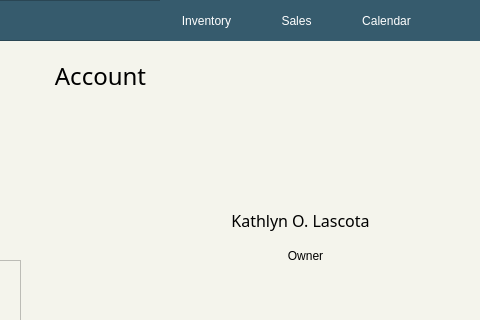
First picture: the form in account.ui, repository ongchangco/Economystique2, before the edit; both pictures show x 320 to 800 and y 0 to 320 of the 800 by 600 pixel window.
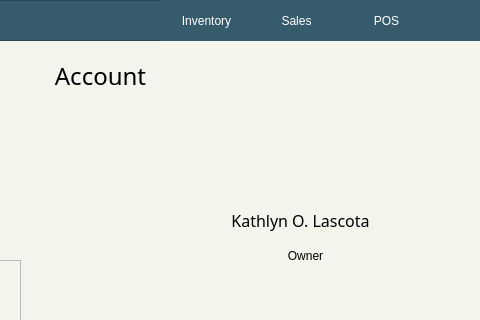
Second picture: the form after the edit. Icons and pictures are not drawn.

Commit message: changed calendar button into POS

What changed in the file:
```diff
--- a/account.ui
+++ b/account.ui
@@ -346,7 +346,7 @@
 </string>
     </property>
     <property name="text">
-     <string>Calendar</string>
+     <string>POS</string>
     </property>
    </widget>
    <widget class="QPushButton" name="btnAccount">
```
Left out of the diff: 2 changed lines with no effect on the pictures. The commit also changes 9 other files.
